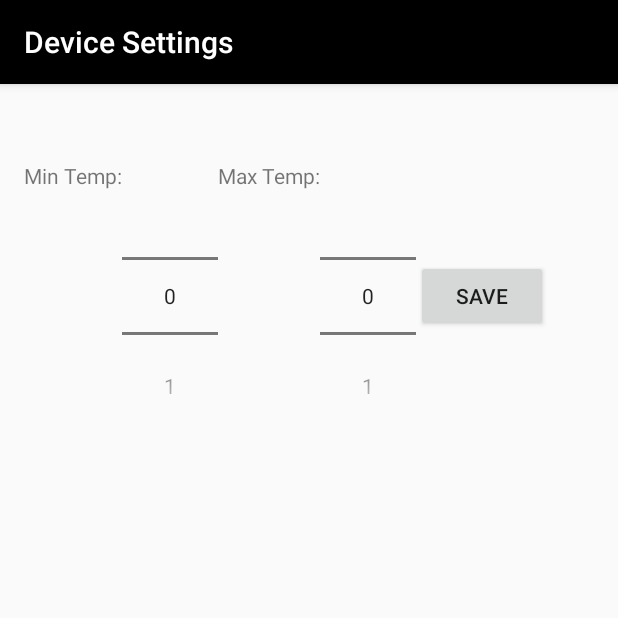
After one commit to hoboreload/SmartHome, an Android app: the DeviceSettingsActivity screen opened directly, with no data from a screen before it, on a phone screen of 412 x 824 dp, the top half of it. The commit adds this screen. Run offline under Robolectric (Android 15) with nearby library versions, the phone set to English and light mode, and no system bars; our stand-ins replace Firebase (no records; nobody signed in at launch, a user with empty details on screens opened directly).

Commit message:
Started device settings

```diff
--- a/app/src/main/AndroidManifest.xml
+++ b/app/src/main/AndroidManifest.xml
@@ -43,6 +43,11 @@
             android:label="Today&apos;s Weather"
             android:theme="@style/AppTheme.NoActionBar" />
 
+        <activity
+            android:name=".activity.DeviceSettingsActivity"
+            android:label="Device Settings"
+            android:theme="@style/AppTheme.NoActionBar" />
+
         <receiver android:name=".activity.SmartHomeWidget">
             <intent-filter>
                 <action android:name="android.appwidget.action.APPWIDGET_UPDATE" />
--- /dev/null
+++ b/app/src/main/java/com/jakebethune/smarthome/activity/DeviceSettingsActivity.java
@@ -0,0 +1,114 @@
+package com.jakebethune.smarthome.activity;
+
+import android.content.Intent;
+import android.os.Bundle;
+import android.support.annotation.NonNull;
+import android.support.v7.app.AppCompatActivity;
+import android.support.v7.widget.Toolbar;
+import android.view.View;
+import android.widget.Button;
+import android.widget.NumberPicker;
+import android.widget.TextView;
+
+import com.google.firebase.database.DataSnapshot;
+import com.google.firebase.database.DatabaseError;
+import com.google.firebase.database.DatabaseReference;
+import com.google.firebase.database.FirebaseDatabase;
+import com.google.firebase.database.Query;
+import com.google.firebase.database.ValueEventListener;
+import com.jakebethune.smarthome.R;
+import com.jakebethune.smarthome.model.Device;
+
+import java.util.HashMap;
+import java.util.Map;
+
+public class DeviceSettingsActivity extends AppCompatActivity {
+
+    private String deviceName;
+    private DatabaseReference databaseReference = FirebaseDatabase.getInstance().getReference();
+    private NumberPicker minNumberPicker;
+    private NumberPicker maxNumberPicker;
+
+    @Override
+    protected void onCreate(Bundle savedInstanceState) {
+        super.onCreate(savedInstanceState);
+        setContentView(R.layout.activity_device_settings);
+        Toolbar toolbar = (Toolbar) findViewById(R.id.toolbar);
+        setSupportActionBar(toolbar);
+
+        Intent intent = getIntent();
+        deviceName = intent.getStringExtra("DEVICE_NAME");
+        TextView heading = (TextView) findViewById(R.id.heading_settings);
+        heading.setText(deviceName);
+
+        minNumberPicker = (NumberPicker) findViewById(R.id.minTemp_numberPicker);
+        minNumberPicker.setMinValue(0);
+        minNumberPicker.setMaxValue(50);
+        minNumberPicker.setWrapSelectorWheel(false);
+
+        maxNumberPicker = (NumberPicker) findViewById(R.id.maxTemp_numberPicker);
+        maxNumberPicker.setMinValue(0);
+        maxNumberPicker.setMaxValue(50);
+        maxNumberPicker.setWrapSelectorWheel(false);
+
+        refreshData();
+
+        Button button = (Button) findViewById(R.id.tempValue_button);
+        button.setOnClickListener(new View.OnClickListener() {
+            @Override
+            public void onClick(View v) {
+                Query query = databaseReference.child("Device").child(deviceName);
+                query.addListenerForSingleValueEvent(new ValueEventListener() {
+                    @Override
+                    public void onDataChange(@NonNull DataSnapshot dataSnapshot) {
+                        String powerState = dataSnapshot.getValue(Device.class).getPowerState();
+                        int minTemp = minNumberPicker.getValue();
+                        int maxTemp = maxNumberPicker.getValue();
+                        saveDevice(deviceName, powerState, minTemp, maxTemp);
+                    }
+
+                    @Override
+                    public void onCancelled(@NonNull DatabaseError databaseError) {
+
+                    }
+                });
+            }
+        });
+
+    }
+
+    private void saveDevice(String name, String powerState, int minTemp, int maxTemp) {
+        Device device = new Device();
+        device.setDeviceName(name);
+        device.setPowerState(powerState);
+        device.setMinTemp(minTemp);
+        device.setMaxTemp(maxTemp);
+        Map<String, Object> switchUpdate = new HashMap<String, Object>();
+        switchUpdate.put(name, device);
+        databaseReference.child("Device").updateChildren(switchUpdate);
+    }
+
+
+    public void refreshData() {
+        Query query = databaseReference.child("Device").child(deviceName);
+        query.addValueEventListener(new ValueEventListener() {
+            @Override
+            public void onDataChange(DataSnapshot dataSnapshot) {
+                getUpdates(dataSnapshot);
+            }
+
+            @Override
+            public void onCancelled(DatabaseError databaseError) {
+
+            }
+        });
+    }
+
+    public void getUpdates(DataSnapshot dataSnapshot) {
+        for (DataSnapshot ds : dataSnapshot.getChildren()) {
+            Device device = dataSnapshot.getValue(Device.class);
+            maxNumberPicker.setValue(device.getMaxTemp());
+            minNumberPicker.setValue(device.getMinTemp());
+        }
+    }
+}
--- /dev/null
+++ b/app/src/main/res/layout/activity_device_settings.xml
@@ -0,0 +1,25 @@
+<?xml version="1.0" encoding="utf-8"?>
+<android.support.design.widget.CoordinatorLayout xmlns:android="http://schemas.android.com/apk/res/android"
+    xmlns:app="http://schemas.android.com/apk/res-auto"
+    xmlns:tools="http://schemas.android.com/tools"
+    android:layout_width="match_parent"
+    android:layout_height="match_parent"
+    tools:context="com.jakebethune.smarthome.activity.DeviceSettingsActivity">
+
+    <android.support.design.widget.AppBarLayout
+        android:layout_width="match_parent"
+        android:layout_height="wrap_content"
+        android:theme="@style/AppTheme.AppBarOverlay">
+
+        <android.support.v7.widget.Toolbar
+            android:id="@+id/toolbar"
+            android:layout_width="match_parent"
+            android:layout_height="?attr/actionBarSize"
+            android:background="?attr/colorPrimary"
+            app:popupTheme="@style/AppTheme.PopupOverlay" />
+
+    </android.support.design.widget.AppBarLayout>
+
+    <include layout="@layout/content_device_settings" />
+
+</android.support.design.widget.CoordinatorLayout>
--- /dev/null
+++ b/app/src/main/res/layout/content_device_settings.xml
@@ -0,0 +1,57 @@
+<?xml version="1.0" encoding="utf-8"?>
+<RelativeLayout xmlns:android="http://schemas.android.com/apk/res/android"
+    xmlns:app="http://schemas.android.com/apk/res-auto"
+    xmlns:tools="http://schemas.android.com/tools"
+    android:layout_width="match_parent"
+    android:layout_height="match_parent"
+    android:padding="16dp"
+    app:layout_behavior="@string/appbar_scrolling_view_behavior"
+    tools:context="com.jakebethune.smarthome.activity.DeviceSettingsActivity"
+    tools:showIn="@layout/activity_device_settings">
+
+    <TextView
+        android:id="@+id/heading_settings"
+        android:layout_width="match_parent"
+        android:layout_height="wrap_content"
+        android:text="Heading"
+        android:textAlignment="center"
+        android:textStyle="bold"
+        android:paddingBottom="16dp" />
+
+    <LinearLayout
+        android:id="@+id/tempLayout"
+        android:layout_width="wrap_content"
+        android:layout_height="wrap_content"
+        android:layout_below="@id/heading_settings"
+        android:orientation="horizontal">
+
+        <TextView
+            android:layout_width="wrap_content"
+            android:layout_height="wrap_content"
+            android:text="Min Temp:" />
+
+        <NumberPicker
+            android:id="@+id/minTemp_numberPicker"
+            android:layout_width="wrap_content"
+            android:layout_height="wrap_content"/>
+
+        <TextView
+            android:layout_width="wrap_content"
+            android:layout_height="wrap_content"
+            android:text="Max Temp:" />
+
+        <NumberPicker
+            android:id="@+id/maxTemp_numberPicker"
+            android:layout_width="wrap_content"
+            android:layout_height="wrap_content"/>
+
+        <Button
+            android:id="@+id/tempValue_button"
+            android:layout_width="wrap_content"
+            android:layout_height="wrap_content"
+            android:layout_gravity="center_vertical"
+            android:text="Save" />
+
+    </LinearLayout>
+
+</RelativeLayout>
```
Also changed, not shown: app/src/main/java/com/jakebethune/smarthome/activity/DeviceActivity.java (+6 -2 lines), app/src/main/java/com/jakebethune/smarthome/adapter/DeviceAdapter.java (+15 -1 lines), app/src/main/java/com/jakebethune/smarthome/model/Device.java (+20 -1 lines).
